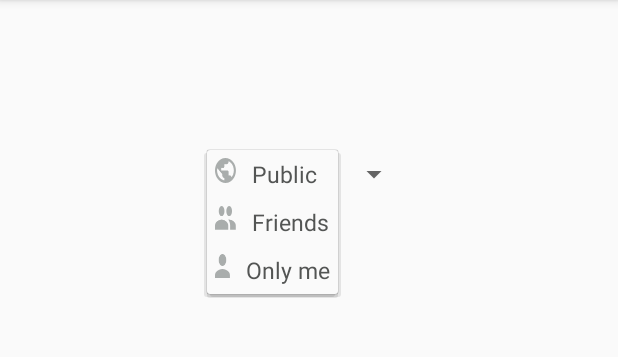
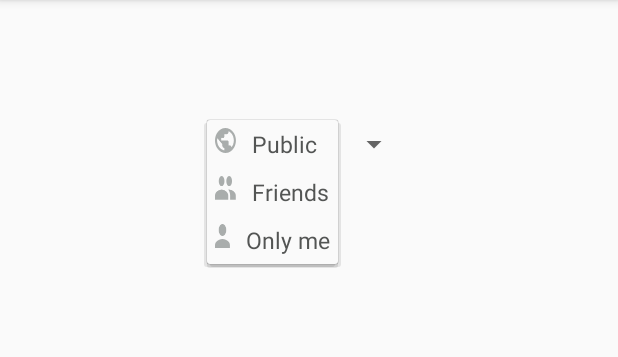
Before and after one commit to gamalat/spinner, an Android app: the screen it shows after launch (MainActivity), after a tap on "Public", on a phone screen of 412 x 824 dp, the part 84-441 px from its top. Run offline under Robolectric (Android 15) with nearby library versions, the phone set to English and light mode, and no system bars.

Commit message:
Update activity_main.xml

```diff
--- a/app/src/main/res/layout/activity_main.xml
+++ b/app/src/main/res/layout/activity_main.xml
@@ -13,7 +13,7 @@
         android:id="@+id/customSpinner"
         android:layout_width="wrap_content"
         android:layout_height="wrap_content"
-        android:layout_margin="100dp">
+        android:layout_margin="80dp">
 
     </Spinner>
 
```
